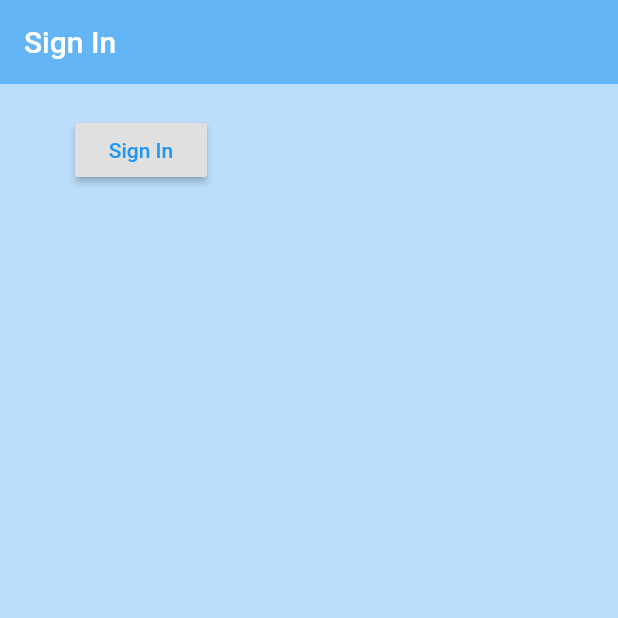
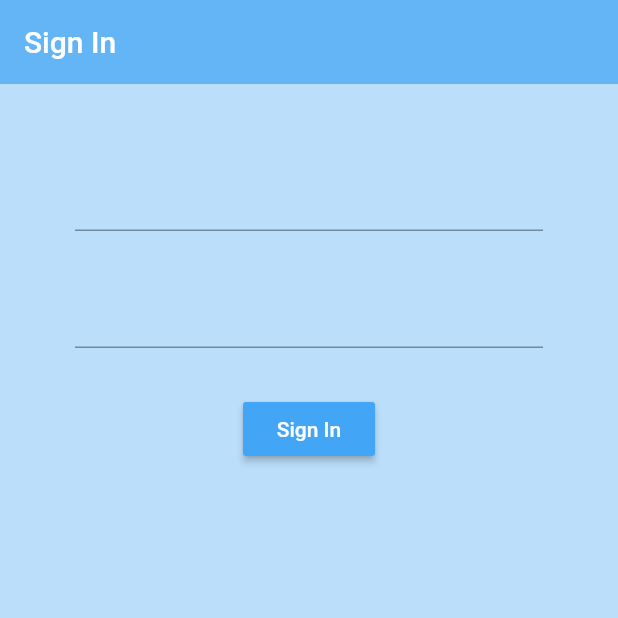
Before and after one commit to k1ycee/base, a Flutter app: the screen it shows after launch, after a tap on "Sign In", on a phone screen of 412 x 824 dp, the top half of it. Run offline on Flutter 3.47's test engine with Material 2 defaults, Android fonts, the phone set to English and light mode, and no system bars; our stand-ins replace firebase_auth; accounts and stored records are empty.

Commit message:
New Updates

```diff
--- a/lib/main.dart
+++ b/lib/main.dart
@@ -1,5 +1,8 @@
 import 'package:base/screens/wrapper.dart';
+import 'package:base/services/auth.dart';
+import 'package:provider/provider.dart';
 import 'package:flutter/material.dart';
+import 'package:base/models/user.dart';
 
 void main() => runApp(MyApp());
 
@@ -8,9 +11,12 @@ class MyApp extends StatelessWidget {
   // This widget is the root of your application.
   @override
   Widget build(BuildContext context) {
-    return MaterialApp(
-      debugShowCheckedModeBanner: false,
-      home: Wrapper(),
+    return StreamProvider<User>.value(
+    value: AuthServices().user,
+      child: MaterialApp(
+        debugShowCheckedModeBanner: false,
+        home: Wrapper(),
+      ),
     );
   }
 }
--- a/lib/screens/auths/sign_in.dart
+++ b/lib/screens/auths/sign_in.dart
@@ -21,22 +21,33 @@ class _SignInState extends State<SignIn> {
       ),
       body: Container(
         padding: EdgeInsets.symmetric(vertical: 20.0, horizontal: 50.0),
-        child: RaisedButton(
-          child: Text('Sign In',
-          style: TextStyle(
-            color: Colors.blue,
-          ) ,
+        child: Form(
+          child: Column(
+            children: <Widget>[
+              SizedBox(height: 30.0),
+              TextFormField(
+                onChanged: (val){
+                },
+              ),
+              SizedBox(height: 30.0),
+              TextFormField(
+                obscureText: true,
+                onChanged: (val){
+                },
+              ),
+              SizedBox(height: 30.0),
+              RaisedButton(
+                color: Colors.blue[400],
+                onPressed: () async {},
+                child: Text(
+                    'Sign In',
+                style: TextStyle(
+                  color: Colors.white,
+                ),
+                ),
+              ),
+            ],
           ),
-          onPressed: () async {
-        dynamic result = await anon.signAnon();
-        if (result == null){
-          print('Sign in Failed');
-        }
-        else{
-          print('Signed In');
-          print(result.uid);
-        }
-          },
         ),
       ),
     );
--- a/lib/screens/wrapper.dart
+++ b/lib/screens/wrapper.dart
@@ -1,10 +1,20 @@
 import 'package:base/screens/auths/authentication.dart';
 import 'package:base/screens/home/home.dart';
 import 'package:flutter/material.dart';
+import 'package:provider/provider.dart';
+import 'package:base/models/user.dart';
 
 class Wrapper extends StatelessWidget {
   @override
   Widget build(BuildContext context) {
-    return Auth();
+
+    final user = Provider.of<User>(context);
+
+    if (user == null){
+      return Auth();
+    }
+    else{
+      return Home();
+    }
   }
 }
--- a/lib/services/auth.dart
+++ b/lib/services/auth.dart
@@ -7,6 +7,12 @@ class AuthServices {
 
   User _user (FirebaseUser user) {
     return user != null ? User(uid: user.uid) : null;
+  }
+
+  Stream<User> get user {
+    return _auth.onAuthStateChanged
+        .map(_user);
+        //.map((FirebaseUser user) => _user(user));
   }
 
   // SignIn Anon
@@ -21,4 +27,15 @@ class AuthServices {
       return null;
     }
   }
+
+  Future signOut() async{
+    try {
+      return await _auth.signOut();
+    }
+    catch(e){
+      print(e.toString());
+      return null;
+    }
+  }
+
 }
--- a/pubspec.yaml
+++ b/pubspec.yaml
@@ -21,6 +21,7 @@ dependencies:
     sdk: flutter
   firebase_auth: ^0.14.0+5
   cloud_firestore: ^0.12.9+4
+  provider: ^3.1.0+1
 
   # The following adds the Cupertino Icons font to your application.
   # Use with the CupertinoIcons class for iOS style icons.
```
Also changed, not shown: lib/screens/home/home.dart (+52 -1 lines), pubspec.lock.
